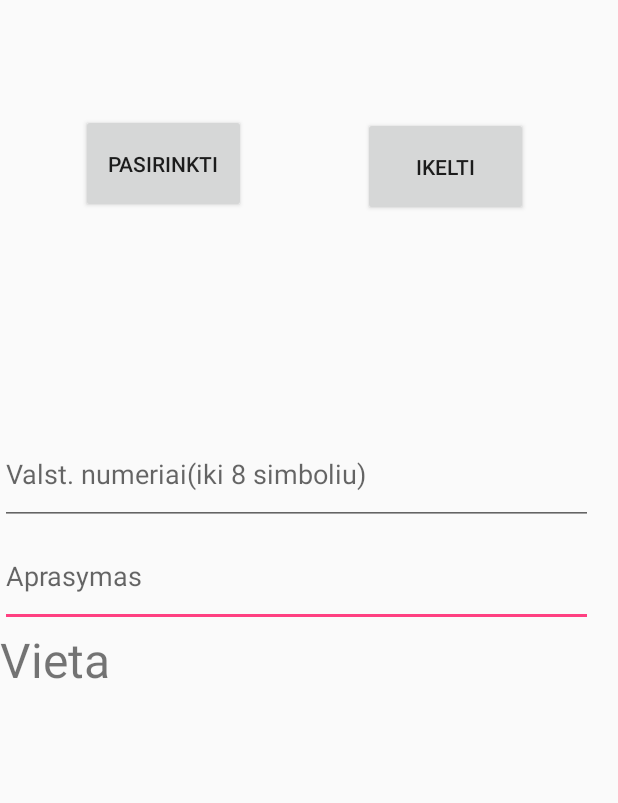
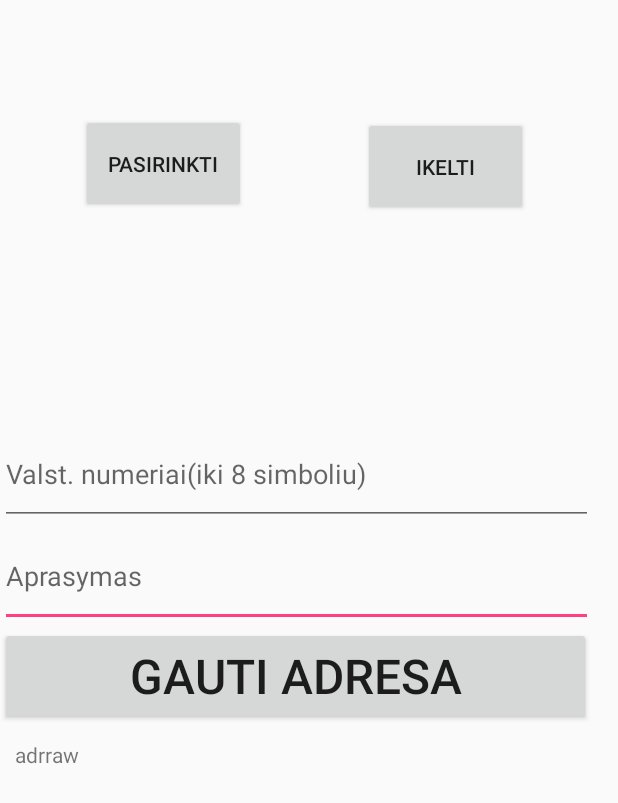
Before and after one commit to s026324/parking, an Android app: the pranesti screen opened directly, with no data from a screen before it, on a phone screen of 412 x 824 dp. Shown: the top 803 px of the screen. Run offline under Robolectric (Android 15) with nearby library versions, the phone set to English and light mode, and no system bars; our stand-ins replace Firebase (no records; nobody signed in at launch, a user with empty details on screens opened directly); libraries missing offline, so code that uses them is left out: im.delight.android.

Commit message:
- added last functionality;

```diff
--- a/app/build.gradle
+++ b/app/build.gradle
@@ -29,6 +29,7 @@ dependencies {
     implementation 'com.google.firebase:firebase-firestore:17.1.1'
     implementation 'com.google.firebase:firebase-database:16.0.3'
     implementation 'com.android.support:multidex:1.0.3'
+    implementation 'com.github.delight-im:Android-SimpleLocation:v1.0.1'
     testImplementation 'junit:junit:4.12'
     androidTestImplementation 'com.android.support.test:runner:1.0.2'
     androidTestImplementation 'com.android.support.test.espresso:espresso-core:3.0.2'
--- a/app/src/main/AndroidManifest.xml
+++ b/app/src/main/AndroidManifest.xml
@@ -6,6 +6,9 @@
     <uses-permission android:name="android.permission.INTERNET" />
     <uses-permission android:name="android.permission.WRITE_EXTERNAL_STORAGE" />
     <uses-permission android:name="android.permission.READ_EXTERNAL_STORAGE" />
+    <uses-permission android:name="android.permission.ACCESS_FINE_LOCATION" />
+    <uses-permission android:name="android.permission.ACCESS_COARSE_LOCATION" />
+    <uses-permission android:name="android.permission.ACCESS_COARSE_LOCATION" />
 
     <application
         android:allowBackup="true"
@@ -24,6 +27,7 @@
         <activity android:name=".pranesti" />
         <activity android:name=".RedLogin" />
         <activity android:name=".Redaktorius" />
+        <activity android:name=".PazeidimaiActivity"></activity>
     </application>
 
 </manifest>
--- a/app/src/main/java/com/example/wrongparking/RedLogin.java
+++ b/app/src/main/java/com/example/wrongparking/RedLogin.java
@@ -41,6 +41,7 @@ public class RedLogin extends Activity {
 
                 if (firebaseAuth.getCurrentUser() != null){
 
+                    //For faster login
                     startActivity(new Intent(RedLogin.this, Redaktorius.class));
 
                 }
@@ -52,6 +53,8 @@ public class RedLogin extends Activity {
             @Override
             public void onClick(View v) {
 
+                //change when release
+               // startActivity(new Intent(RedLogin.this, Redaktorius.class));
                 startSignIn();
 
             }
--- a/app/src/main/java/com/example/wrongparking/pranesti.java
+++ b/app/src/main/java/com/example/wrongparking/pranesti.java
@@ -1,15 +1,22 @@
 package com.example.wrongparking;
 
+import android.Manifest;
 import android.app.Activity;
 import android.app.ProgressDialog;
 import android.content.Context;
 import android.content.Intent;
+import android.content.pm.PackageManager;
 import android.database.Cursor;
 import android.graphics.Bitmap;
+import android.location.Address;
+import android.location.Geocoder;
+import android.location.Location;
+import android.location.LocationManager;
 import android.net.Uri;
 import android.os.Bundle;
 import android.provider.MediaStore;
 import android.support.annotation.NonNull;
+import android.support.v4.app.ActivityCompat;
 import android.util.Log;
 import android.view.View;
 import android.widget.Button;
@@ -32,15 +39,20 @@ import com.google.firebase.storage.StorageReference;
 import com.google.firebase.storage.UploadTask;
 
 import java.io.ByteArrayOutputStream;
+import java.io.IOException;
 import java.text.SimpleDateFormat;
 import java.util.Calendar;
 import java.util.Date;
+import java.util.List;
+import java.util.Locale;
 import java.util.UUID;
+
+import im.delight.android.location.SimpleLocation;
 
 import static android.content.ContentValues.TAG;
 
 public class pranesti extends Activity {
-
+    static final int MY_PERMISSIONS_REQUEST_ACCESS_FINE_LOCATION = 1;
     public static final String STORAGE_PATH_UPLOADS = "uploads/";
     public static final String DATABASE_PATH_UPLOADS = "uploads";
     int PLACE_PICKER_REQUEST = 1;
@@ -48,7 +60,7 @@ public class pranesti extends Activity {
 
     private StorageReference mStorageRef;
     private FirebaseAnalytics mFirebaseAnalytics;
-    private Button btnChoose, btnUpload;
+    private Button btnChoose, btnUpload, btnGetPlace;
     private ImageView imageView;
     private EditText mEditTextFileName;
     private EditText mValstnum;
@@ -56,14 +68,16 @@ public class pranesti extends Activity {
     Date mDate = Calendar.getInstance().getTime();
     private boolean mPatvirtintas;
     private boolean mPerziuretas;
-    private TextView vieta;
+    private TextView tvPlace;
 
-
-
+    String mAddress = "";
 
     private Uri filePath;
 
     private final int CAMERA_REQUEST = 1888;
+
+    double longitude;
+    double latitude;
 
     //Firebase
     // FirebaseStorage storage;
@@ -72,6 +86,12 @@ public class pranesti extends Activity {
     //firebase objects
     private StorageReference storageReference;
     private DatabaseReference mDatabase;
+
+    private static final int REQUEST_PERMISSIONS_REQUEST_CODE = 34;
+
+    private SimpleLocation location;
+    Geocoder geocoder;
+    List<Address> addressesList;
 
     @Override
     protected void onCreate(Bundle savedInstanceState) {
@@ -90,43 +110,15 @@ public class pranesti extends Activity {
         //   mEditTextFileName = findViewById(R.id.edit_text_file_name);
         btnChoose = (Button) findViewById(R.id.choose);
         btnUpload = (Button) findViewById(R.id.upload);
+        btnGetPlace = findViewById(R.id.btn_get_place);
+        tvPlace = findViewById(R.id.tv_place_adress);
         imageView = (ImageView) findViewById(R.id.imageView2);
         mEditTextFileName = findViewById(R.id.edit_text_file_name);
         mValstnum = findViewById(R.id.valstnum);
 
-        vieta = (TextView) findViewById(R.id.Vieta);
 
-
-        vieta.setOnClickListener(new View.OnClickListener() {
-            @Override
-            public void onClick(View v) {
-
-                PlacePicker.IntentBuilder builder = new PlacePicker.IntentBuilder();
-
-                try {
-                    startActivityForResult(builder.build(pranesti.this), PLACE_PICKER_REQUEST);
-                } catch (GooglePlayServicesRepairableException e) {
-                    Log.e(TAG, "onClick: GooglePlayServicesRepairableException: "+ e.getMessage());
-                } catch (GooglePlayServicesNotAvailableException e) {
-                    Log.e(TAG, "onClick: GooglePlayServicesNotAvailableException: "+ e.getMessage());
-                }
-            }
-        });
-
-/*        protected void onActivityResultt(int requestCode, int resultCode, Intent dataa) {
-            if (requestCode == PLACE_PICKER_REQUEST) {
-                if (resultCode == RESULT_OK) {
-                    Place place = PlacePicker.getPlace(dataa, this);
-                    String toastMsg = String.format("Place: %s", place.getName());
-                    Toast.makeText(this, toastMsg, Toast.LENGTH_LONG).show();
-                }
-            }
-        }*/
-
-
-      boolean mPatvirtintas = false;
-      boolean mPerziuretas = false;
-
+        boolean mPatvirtintas = false;
+        boolean mPerziuretas = false;
 
 
         btnChoose.setOnClickListener(new View.OnClickListener() {
@@ -142,6 +134,41 @@ public class pranesti extends Activity {
             }
 
         });
+        btnGetPlace.setOnClickListener(new View.OnClickListener() {
+            @Override
+            public void onClick(View v) {
+                getPlaceAndSetPlaceText();
+            }
+        });
+
+    }
+
+    private void getPlaceAndSetPlaceText() {
+
+        // construct a new instance of SimpleLocation
+        location = new SimpleLocation(this);
+
+        // if we can't access the location yet
+        if (!location.hasLocationEnabled()) {
+            // ask the user to enable location access
+            SimpleLocation.openSettings(this);
+        }
+
+        latitude = location.getLatitude();
+        longitude = location.getLongitude();
+        geocoder = new Geocoder(this, Locale.getDefault());
+        try {
+            addressesList = geocoder.getFromLocation(latitude,longitude,1);
+
+            mAddress = addressesList.get(0).getAddressLine(0);
+
+            tvPlace.setText(mAddress);
+        } catch (IOException e) {
+            e.printStackTrace();
+        }
+
+        //tvPlace.setText(String.valueOf(latitude + "   " + longitude));
+
 
     }
 
@@ -149,7 +176,7 @@ public class pranesti extends Activity {
     private void uploadImage() {
 
 
-        if (filePath !=null){
+        if (filePath != null) {
             final ProgressDialog progressDialog = new ProgressDialog(this);
             progressDialog.setTitle("Keliama.");
             progressDialog.show();
@@ -160,7 +187,7 @@ public class pranesti extends Activity {
             DatabaseReference myRef = database.getReference("message");
             myRef.setValue(filePath);*/
             String randomPath = UUID.randomUUID().toString();
-            StorageReference ref = storageReference.child("images/"+ randomPath);
+            StorageReference ref = storageReference.child("images/" + randomPath);
             final long timeStamp = mTime.getTime();
             ref.putFile(filePath)
                     .addOnSuccessListener(new OnSuccessListener<UploadTask.TaskSnapshot>() {
@@ -176,9 +203,9 @@ public class pranesti extends Activity {
 //                                   Intent intent = new Intent (pranesti.this, Redaktorius.class);
 //                                    startActivity(intent);
 
-                                 //   boolean mPatvirtintas = false;
-                                    Upload upload = new Upload(mEditTextFileName.getText().toString().trim(), mValstnum.getText().toString().trim(), uri.toString() ,
-                                            timeStamp, mPatvirtintas, mPerziuretas);
+                                    //   boolean mPatvirtintas = false;
+                                    Upload upload = new Upload(mEditTextFileName.getText().toString().trim(), mValstnum.getText().toString().trim(), uri.toString(),
+                                            timeStamp, mPatvirtintas, mPerziuretas, mAddress);
                                     String uploadId = mDatabase.push().getKey();
                                     mDatabase.child(uploadId).setValue(upload);
 
@@ -189,7 +216,7 @@ public class pranesti extends Activity {
                             Date data = new Date();
                             String dateString = new SimpleDateFormat("MM/dd/yyyy").format(timeStamp);
 
-                        Toast.makeText(pranesti.this,dateString,Toast.LENGTH_LONG).show();
+                            Toast.makeText(pranesti.this, dateString, Toast.LENGTH_LONG).show();
 
 
 
@@ -203,19 +230,18 @@ public class pranesti extends Activity {
                     })
 
 
-
                     .addOnFailureListener(new OnFailureListener() {
                         @Override
                         public void onFailure(@NonNull Exception e) {
                             progressDialog.dismiss();
-                            Toast.makeText (pranesti.this, "Klaida"+e.getMessage(), Toast.LENGTH_SHORT).show();
+                            Toast.makeText(pranesti.this, "Klaida" + e.getMessage(), Toast.LENGTH_SHORT).show();
                         }
                     })
                     .addOnProgressListener(new OnProgressListener<UploadTask.TaskSnapshot>() {
                         @Override
                         public void onProgress(UploadTask.TaskSnapshot taskSnapshot) {
-                            double progress = (100 * 0*taskSnapshot.getBytesTransferred()/taskSnapshot.getTotalByteCount());
-                            progressDialog.setMessage("Uploaded"+(int)progress+"%");
+                            double progress = (100 * 0 * taskSnapshot.getBytesTransferred() / taskSnapshot.getTotalByteCount());
+                            progressDialog.setMessage("Uploaded" + (int) progress + "%");
                         }
                     });
         }
@@ -233,7 +259,7 @@ public class pranesti extends Activity {
 
     }
 
-    @Override
+
     protected void onActivityResult(int requestCode, int resultCode, Intent data) {
         super.onActivityResult(requestCode, resultCode, data);
 
@@ -284,4 +310,5 @@ public class pranesti extends Activity {
         }
         return path;
     }
+
 }
--- a/app/src/main/res/layout/activity_main.xml
+++ b/app/src/main/res/layout/activity_main.xml
@@ -34,6 +34,7 @@
         android:layout_width="315dp"
         android:layout_height="68dp"
         android:text="Pazeidimai"
+        android:onClick="onPazeidimaiClick"
         app:layout_constraintBottom_toTopOf="@+id/pranesti"
         app:layout_constraintEnd_toEndOf="parent"
         app:layout_constraintHorizontal_bias="0.497"
--- a/app/src/main/res/layout/pranesti.xml
+++ b/app/src/main/res/layout/pranesti.xml
@@ -74,13 +74,21 @@
         app:layout_constraintTop_toBottomOf="@+id/upload"
         app:layout_constraintVertical_bias="0.0" />
 
-    <TextView
-        android:id="@+id/Vieta"
+    <Button
+        android:id="@+id/btn_get_place"
         android:layout_width="394dp"
         android:layout_height="65dp"
         android:layout_alignParentStart="true"
         android:layout_below="@+id/edit_text_file_name"
-        android:text="Vieta"
+        android:text="Gauti adresa"
         android:textSize="32sp" />
 
+    <TextView
+        android:id="@+id/tv_place_adress"
+        android:layout_below="@+id/btn_get_place"
+        android:layout_width="match_parent"
+        android:layout_height="wrap_content"
+        android:layout_margin="10dp"
+        android:text="adrraw"/>
+
 </RelativeLayout>
--- a/app/src/main/res/values/strings.xml
+++ b/app/src/main/res/values/strings.xml
@@ -2,4 +2,5 @@
     <string name="app_name">wrongparking</string>
     <color name="white">#FFFFFF</color>
     <string name="your_string"><u>Prisijungimas redaktoriui</u></string>
+    <string name="pazeidimai_title">Uzfiksuoti pazeidimai</string>
 </resources>
```
Also changed, not shown: app/src/main/java/com/example/wrongparking/MainActivity.java (+7 -0 lines), app/src/main/java/com/example/wrongparking/PazeidimaiActivity.java (added, +64 -0 lines), app/src/main/java/com/example/wrongparking/PazeidimasAdapter.java (added, +102 -0 lines), app/src/main/java/com/example/wrongparking/Recycler.java (+56 -26 lines), app/src/main/java/com/example/wrongparking/Redaktorius.java (+7 -2 lines), app/src/main/java/com/example/wrongparking/Upload.java (+13 -1 lines), app/src/main/res/layout/activity_pazeidimai.xml (added, +26 -0 lines), app/src/main/res/layout/item_pazeidimas.xml (added, +55 -0 lines), app/src/main/res/layout/recycler_list.xml (+11 -2 lines).
